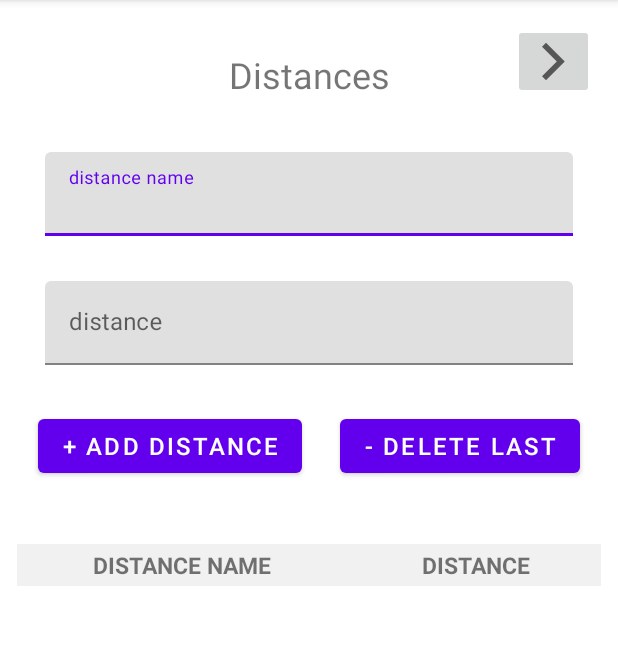
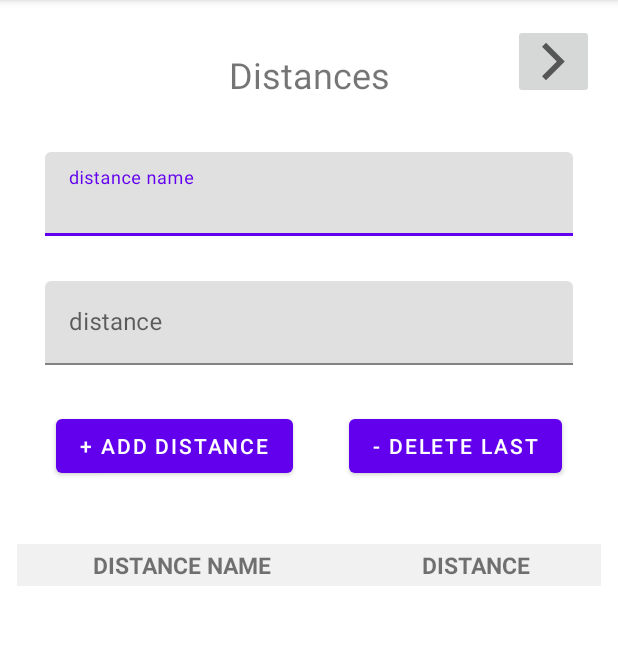
Before and after one commit to marekkawalski/FuelCostCalculator, an Android app: the AddDistances screen opened directly, with no data from a screen before it, on a phone screen of 412 x 824 dp, the part 84-729 px from its top. Run offline under Robolectric (Android 15) with nearby library versions, the phone set to English and light mode, and no system bars.

```diff
--- a/app/src/main/res/layout/activity_add_distances.xml
+++ b/app/src/main/res/layout/activity_add_distances.xml
@@ -13,8 +13,8 @@
         android:layout_height="wrap_content"
         android:layout_marginTop="30dp"
         android:gravity="center"
-        android:text="+ add distance"
-        android:textSize="16sp"
+        android:text="@string/add_distance"
+        android:textSize="14sp"
         app:layout_constraintEnd_toStartOf="@+id/deleteLastButton"
         app:layout_constraintHorizontal_bias="0.5"
         app:layout_constraintStart_toStartOf="parent"
@@ -25,8 +25,8 @@
         android:layout_width="wrap_content"
         android:layout_height="wrap_content"
         android:layout_marginTop="30dp"
-        android:text="- Delete last"
-        android:textSize="16sp"
+        android:text="@string/delete_last_distance"
+        android:textSize="14sp"
         app:layout_constraintEnd_toEndOf="parent"
         app:layout_constraintHorizontal_bias="0.5"
         app:layout_constraintStart_toEndOf="@+id/addPassengerButton"
@@ -48,7 +48,7 @@
             android:id="@+id/passengerNameInput"
             android:layout_width="match_parent"
             android:layout_height="wrap_content"
-            android:hint="distance name" />
+            android:hint="@string/distance_name" />
     </com.google.android.material.textfield.TextInputLayout>
 
     <TextView
@@ -57,7 +57,7 @@
         android:layout_height="43dp"
         android:layout_marginTop="28dp"
         android:gravity="center"
-        android:text="Distances"
+        android:text="@string/distances"
         android:textSize="24sp"
         app:layout_constraintEnd_toEndOf="parent"
         app:layout_constraintStart_toStartOf="parent"
@@ -78,7 +78,7 @@
             android:id="@+id/distanceInput"
             android:layout_width="match_parent"
             android:layout_height="wrap_content"
-            android:hint="distance" />
+            android:hint="@string/distance" />
     </com.google.android.material.textfield.TextInputLayout>
 
     <ScrollView
@@ -98,7 +98,7 @@
             android:layout_height="wrap_content"
             android:layout_marginVertical="10dp"
             android:layout_marginHorizontal="10dp"
-            android:stretchColumns="*"> <!-- stretch the second column of the layout-->>
+            android:stretchColumns="*">
 
             <TableRow
                 android:id="@+id/tableRow"
@@ -116,7 +116,7 @@
                     android:gravity="center"
                     android:isScrollContainer="true"
                     android:padding="3dip"
-                    android:text="distance name"
+                    android:text="@string/distance_name"
                     android:textAllCaps="true"
                     android:textSize="15sp"
                     android:textStyle="bold"
@@ -130,7 +130,7 @@
                     android:gravity="center"
                     android:isScrollContainer="true"
                     android:padding="3dip"
-                    android:text="distance"
+                    android:text="@string/distance"
                     android:textAllCaps="true"
                     android:textSize="15sp"
                     android:textStyle="bold"
--- a/app/src/main/res/values/strings.xml
+++ b/app/src/main/res/values/strings.xml
@@ -11,9 +11,37 @@
     <string name="average_fuel_consumption">average fuel consumption</string>
     <string name="price_of_fuel_liter">price of fuel liter</string>
 
+    <!--Toast messages and communication with user on main activity-->
+    <string name="provide_car_name">Provide car name!</string>
+    <string name="no_data">No data</string>
+    <string name="provide_average_consumption">Provide average consumption!</string>
+    <string name="provide_price_of_fuel_liter">Provide price per liter!</string>
+    <string name="provide_correct_fuel_consumption">Provide correct average consumption!</string>
+    <string name="provide_correct_price_of_fuel_liter">Provide correct price of fuel liter!</string>
+    <string name="provide_total_cost">Provide total cost!</string>
+
+
     <!--Strings for add distances activity-->
+    <string name="distances">Distances</string>
+    <string name="distance_name">distance name</string>
+    <string name="distance">distance</string>
+    <string name="add_distance">+ ADD DISTANCE</string>
+    <string name="delete_last_distance">- DELETE LAST</string>
+
+    <!--Toast messages and communication with user on add distances activity-->
+    <string name="provide_distance_name">Provide distance name!</string>
+    <string name="provide_distance">Provide distance!</string>
+    <string name="added">added!</string>
+    <string name="nothing_to_delete">Nothing to delete!</string>
+    <string name="distance_removed">Distance removed!</string>
+    <string name="first_add_at_least_one_distance">First add at least one distance!</string>
+
 
     <!--Strings for add passengers activity-->
-
+    <string name="passengers">Passengers</string>
+    <string name="passenger_name">passenger name</string>
+    <string name="add_passenger">+ ADD PASSENGER</string>
+    <string name="delete_last">- DELETE LAST</string>
+    <string name="list_Of_Distances">List of distances</string>
     <!--Strings for results activity-->
 </resources>
```
Also changed, not shown: app/src/main/java/com/marekkawalski/viewControllers/AddDistances.kt (+27 -8 lines), app/src/main/java/com/marekkawalski/viewControllers/MainActivity.kt (+15 -7 lines), app/src/main/res/layout/activity_add_passangers.xml (+6 -6 lines), 1 other file.
